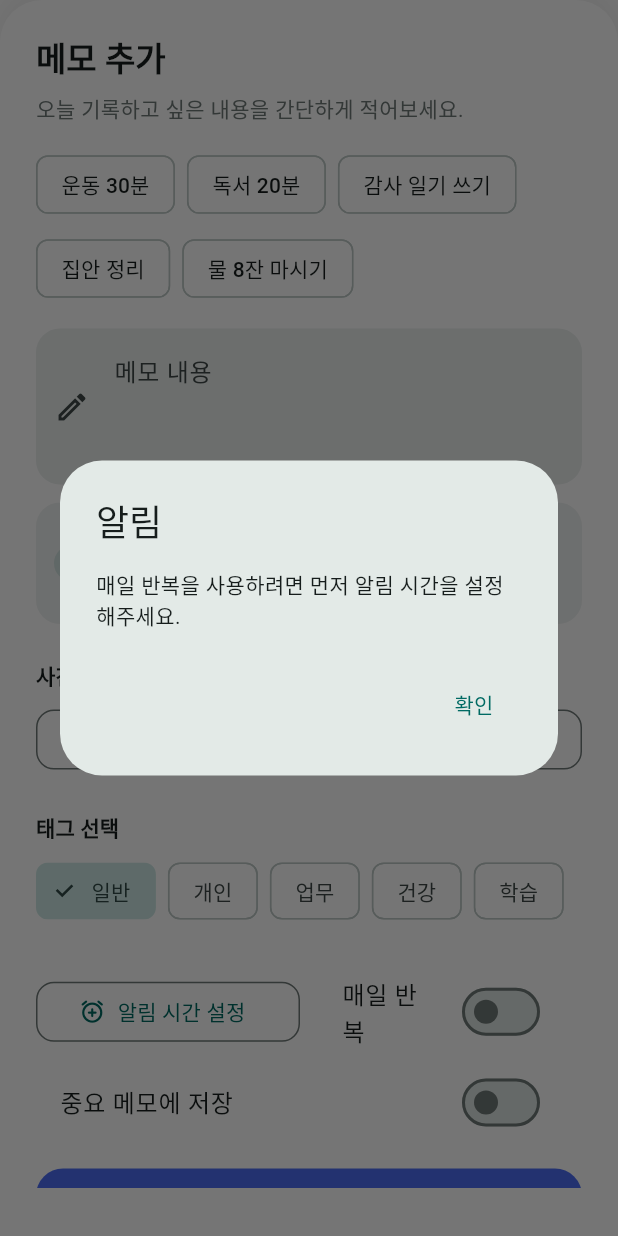
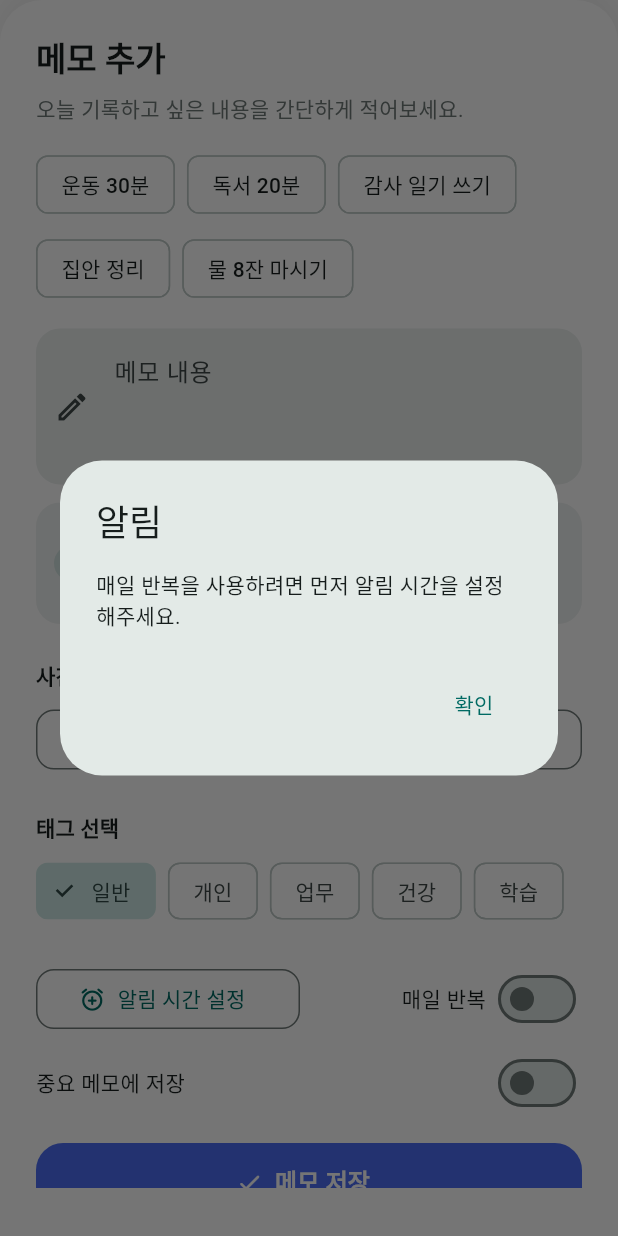
Before and after one commit to hugedreamhd/todo_memo_app, a Flutter app: the CreateTask widget shown alone on an empty page, opened directly, after a tap on "매일 반복", on a phone screen of 412 x 824 dp. Run offline on Flutter 3.47's test engine with Material 3 defaults, Android fonts, the phone set to English and light mode, and no system bars; our stand-ins replace google_mobile_ads, image_picker, share_plus, shared_preferences; accounts and stored records are empty; network calls fail.

```diff
--- a/lib/create_task.dart
+++ b/lib/create_task.dart
@@ -127,6 +127,24 @@ class _CreateTaskState extends State<CreateTask> {
       _imagePath = null;
       _titleController.clear();
     });
+  }
+
+  void _showReminderAlert() {
+    showDialog(
+      context: context,
+      builder: (dialogContext) {
+        return AlertDialog(
+          title: const Text('알림'),
+          content: const Text('매일 반복을 사용하려면 먼저 알림 시간을 설정해주세요.'),
+          actions: [
+            TextButton(
+              onPressed: () => Navigator.pop(dialogContext),
+              child: const Text('확인'),
+            ),
+          ],
+        );
+      },
+    );
   }
 
   @override
@@ -383,42 +401,49 @@ class _CreateTaskState extends State<CreateTask> {
                   ),
                   const SizedBox(width: 12),
                   Expanded(
-                    child: SwitchListTile(
+                    child: InkWell(
+                      onTap: () {
+                        if (!_repeatDaily && _reminder == null) {
+                          _showReminderAlert();
+                        } else {
+                          setState(() => _repeatDaily = !_repeatDaily);
+                        }
+                      },
+                      borderRadius: BorderRadius.circular(12),
+                      child: Row(
+                        mainAxisAlignment: MainAxisAlignment.end,
+                        children: [
+                          const Text('매일 반복'),
+                          const SizedBox(width: 4),
+                          Switch(
                             value: _repeatDaily,
                             onChanged: (value) {
                               if (value && _reminder == null) {
-                          // 매일 반복을 켜려고 하는데 알림 시간이 없으면 경고
-                          showDialog(
-                            context: context,
-                            builder: (dialogContext) {
-                              return AlertDialog(
-                                title: const Text('알림'),
-                                content: const Text(
-                                  '매일 반복을 사용하려면 먼저 알림 시간을 설정해주세요.',
-                                ),
-                                actions: [
-                                  TextButton(
-                                    onPressed:
-                                        () => Navigator.pop(dialogContext),
-                                    child: const Text('확인'),
+                                _showReminderAlert();
+                              } else {
+                                setState(() => _repeatDaily = value);
+                              }
+                            },
                           ),
                         ],
-                              );
-                            },
-                          );
-                          return; // 토글 취소
-                        }
-                        setState(() => _repeatDaily = value);
-                      },
-                      title: const Text('매일 반복'),
+                      ),
                     ),
                   ),
                 ],
               ),
-              SwitchListTile(
+              const SizedBox(height: 8),
+              InkWell(
+                onTap: () => setState(() => _highlight = !_highlight),
+                borderRadius: BorderRadius.circular(12),
+                child: Row(
+                  children: [
+                    const Expanded(child: Text('중요 메모에 저장')),
+                    Switch(
                       value: _highlight,
                       onChanged: (value) => setState(() => _highlight = value),
-                title: const Text('중요 메모에 저장'),
+                    ),
+                  ],
+                ),
               ),
               const SizedBox(height: 16),
               FilledButton.icon(
--- a/lib/widgets/important_memo_sheet.dart
+++ b/lib/widgets/important_memo_sheet.dart
@@ -27,8 +27,8 @@ class _ImportantMemoSheetContentState extends State<ImportantMemoSheetContent> {
 
   @override
   Widget build(BuildContext context) {
-    final theme = Theme.of(widget.rootContext);
-    final viewModel = widget.rootContext.read<TodoViewModel>();
+    final theme = Theme.of(context);
+    final viewModel = context.watch<TodoViewModel>();
     final filteredImportant = viewModel.getImportantTodos(selectedTag);
 
     return FractionallySizedBox(
```
Also changed, not shown: lib/main.dart (+12 -1 lines), lib/main_screen.dart (+49 -1 lines), lib/update_task.dart (+50 -24 lines), lib/widgets/myBannerAdWidget.dart (added, +97 -0 lines), pubspec.yaml (+8 -7 lines), assets/img/black_splash.png (added), pubspec.lock, 39 other files. Lines whose indentation alone changed are shown as unchanged.
